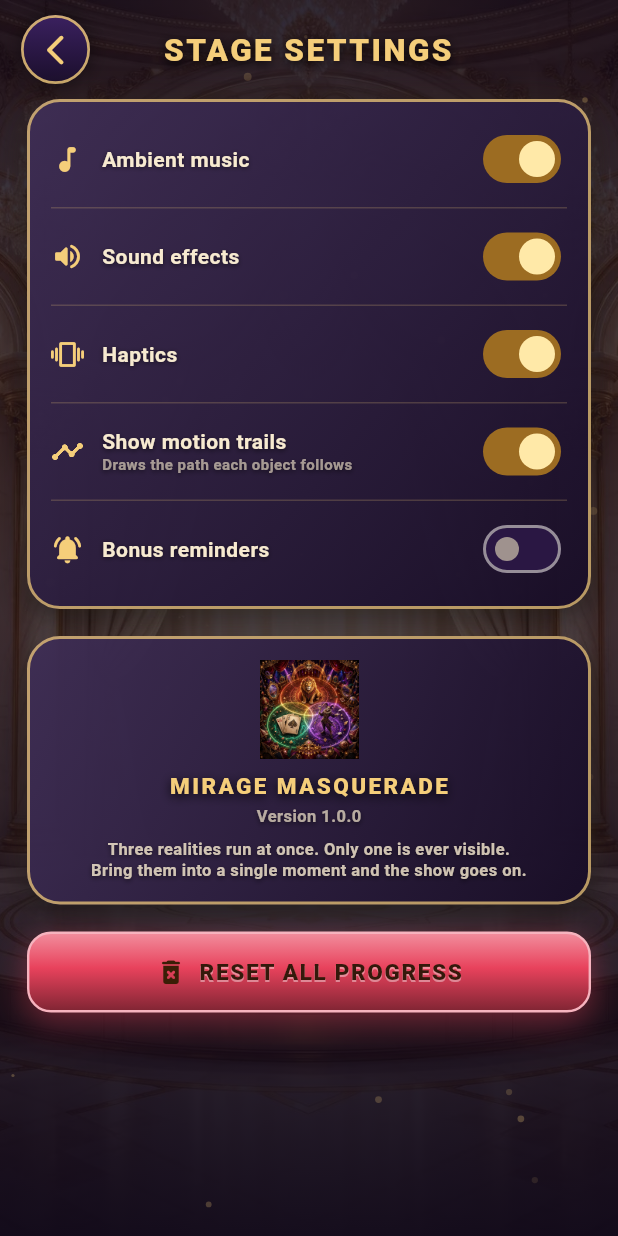
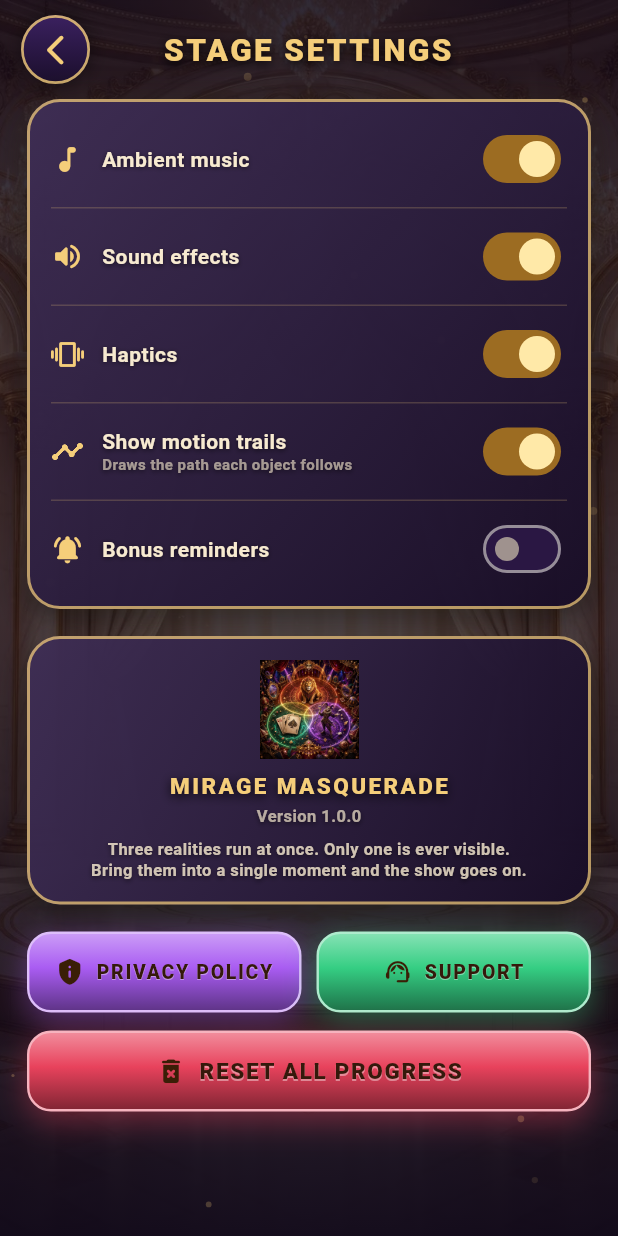
Before and after one commit to marat50coder/-Mirage-Masquerade, a Flutter app: the MenuScreen screen opened directly, after a tap on the "settings" icon, on a phone screen of 412 x 824 dp. Run offline on Flutter 3.47's test engine with Material 3 defaults, Android fonts, the phone set to English and light mode, and no system bars; our stand-ins replace audioplayers, shared_preferences, webview_flutter; accounts and stored records are empty.

Commit message:
Add Privacy Policy and Support pages via in-app WebView
Opens miragemasquerade.com/privacy-policy.html and
/support.html inside the app via webview_flutter. Two new
buttons added to the Settings screen above Reset Progress.
Shows a loading spinner while the page loads and a themed
retry screen if the main frame fails.

Co-authored-by: Cursor <cursoragent@cursor.com>

```diff
--- a/lib/screens/settings_screen.dart
+++ b/lib/screens/settings_screen.dart
@@ -6,6 +6,7 @@ import '../core/palette.dart';
 import '../core/progress.dart';
 import '../widgets/ornate.dart';
 import '../widgets/result_dialogs.dart';
+import 'web_view_screen.dart';
 
 class SettingsScreen extends StatefulWidget {
   const SettingsScreen({super.key});
@@ -15,6 +16,17 @@ class SettingsScreen extends StatefulWidget {
 }
 
 class _SettingsScreenState extends State<SettingsScreen> {
+  Future<void> _openPage(String title, String url) {
+    Audio.instance
+      ..play(Sfx.menuOpen)
+      ..tapFeedback();
+    return Navigator.of(context).push(
+      MaterialPageRoute(
+        builder: (_) => MMWebViewScreen(title: title, url: url),
+      ),
+    );
+  }
+
   @override
   Widget build(BuildContext context) {
     final p = Progress.instance;
@@ -90,6 +102,38 @@ class _SettingsScreenState extends State<SettingsScreen> {
             ),
           ),
           const SizedBox(height: 18),
+          Row(
+            children: [
+              Expanded(
+                child: GoldButton(
+                  label: 'PRIVACY POLICY',
+                  color: MM.amethyst,
+                  height: 54,
+                  fontSize: 13,
+                  icon: Icons.privacy_tip_rounded,
+                  onTap: () => _openPage(
+                    'PRIVACY POLICY',
+                    'https://miragemasquerade.com/privacy-policy.html',
+                  ),
+                ),
+              ),
+              const SizedBox(width: 10),
+              Expanded(
+                child: GoldButton(
+                  label: 'SUPPORT',
+                  color: MM.emerald,
+                  height: 54,
+                  fontSize: 13,
+                  icon: Icons.support_agent_rounded,
+                  onTap: () => _openPage(
+                    'SUPPORT',
+                    'https://miragemasquerade.com/support.html',
+                  ),
+                ),
+              ),
+            ],
+          ),
+          const SizedBox(height: 12),
           GoldButton(
             label: 'RESET ALL PROGRESS',
             color: MM.crimson,
--- a/pubspec.yaml
+++ b/pubspec.yaml
@@ -12,6 +12,7 @@ dependencies:
   cupertino_icons: ^1.0.8
   shared_preferences: ^2.3.3
   audioplayers: ^6.1.0
+  webview_flutter: ^4.14.1
 
 dev_dependencies:
   flutter_test:
```
Also changed, not shown: lib/screens/web_view_screen.dart (added, +128 -0 lines), pubspec.lock, 4 other files.
